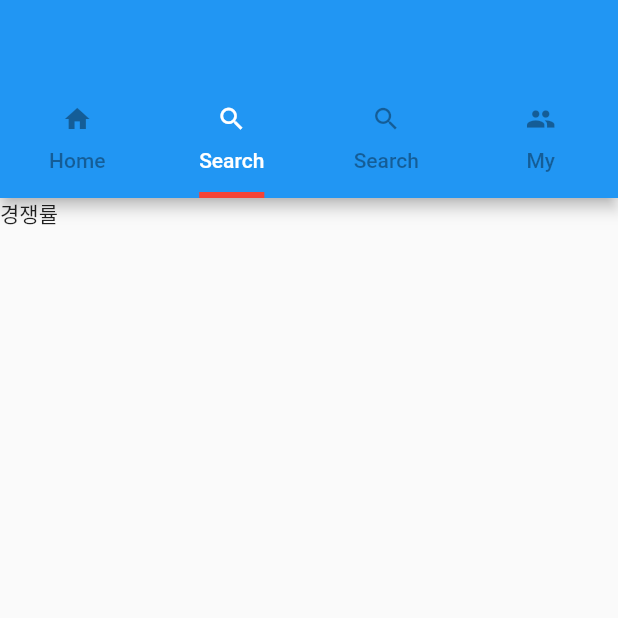
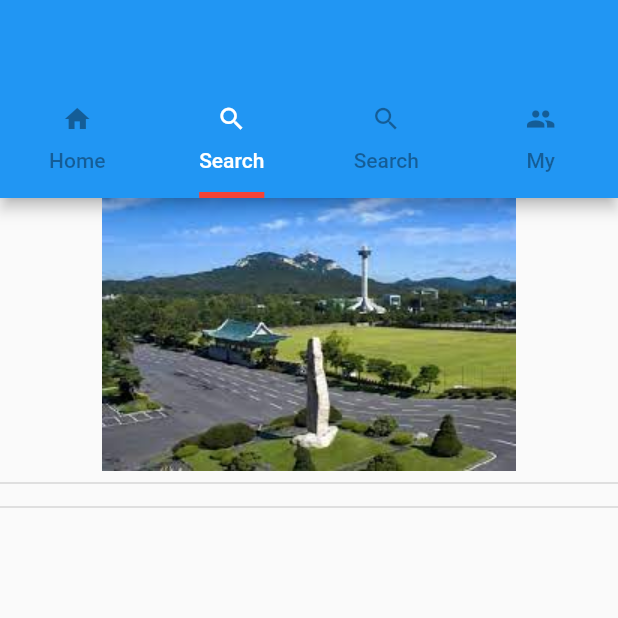
Before and after one commit to Welcome-K-Army/Welcome-K-Army, a Flutter app: the screen it shows after launch, tab 2 chosen, on a phone screen of 412 x 824 dp, the top half of it. Run offline on Flutter 3.47's test engine with Material 2 defaults, Android fonts, the phone set to English and light mode, and no system bars.

Commit message:
InformWidget

```diff
--- a/lib/main.dart
+++ b/lib/main.dart
@@ -1,5 +1,6 @@
 import 'package:flutter/material.dart';
 
+import 'widgets/competition_chart_widget.dart';
 import 'widgets/inform_widget.dart';
 
 void main() => runApp(MyApp());
@@ -87,7 +88,7 @@ class MyHomePageState extends State<MyHomePage> {
         body: TabBarView(
           children: [
             InformWidget(),
-            Text('경쟁률'),
+            CompetitionChartWidget(),
             Text('입시정보'),
             Text('교육과정'),
           ],
--- /dev/null
+++ b/lib/widgets/competition_chart_widget.dart
@@ -0,0 +1,24 @@
+import 'package:flutter/material.dart';
+
+
+class CompetitionChartWidget extends StatefulWidget {
+  CompetitionChartWidgetState createState() => CompetitionChartWidgetState();
+}
+
+class CompetitionChartWidgetState extends State<CompetitionChartWidget> {
+  @override
+  Widget build(BuildContext context) {
+    return Container(
+      child: SingleChildScrollView(
+        scrollDirection: Axis.vertical,
+        child: Column(
+          children: <Widget>[
+            Image.asset("lib/image/1.jpg"),
+            Divider(color: Color(0xFFD6D6D6), thickness: 1),
+            Divider(color: Color(0xFFD6D6D6), thickness: 1),
+          ],
+        ),
+      ),
+    );
+  }
+}
```
Also changed, not shown: 1 other file.
